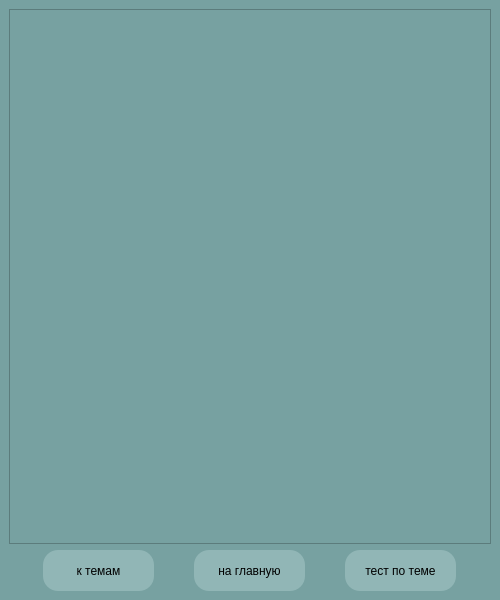
Above: theory.ui from xiaoticc/maths_project before the change. Below: the same form after it.
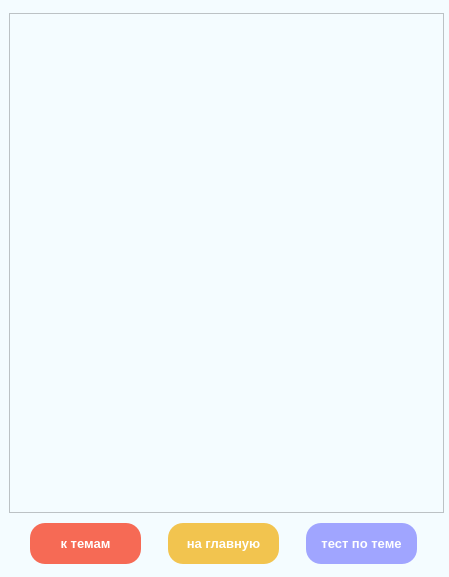
That is the form after the change.

Patch:
```diff
--- a/theory.ui
+++ b/theory.ui
@@ -9,8 +9,8 @@
    <rect>
     <x>0</x>
     <y>0</y>
-    <width>500</width>
-    <height>600</height>
+    <width>449</width>
+    <height>577</height>
    </rect>
   </property>
   <property name="sizePolicy">
@@ -21,26 +21,44 @@
   </property>
   <property name="minimumSize">
    <size>
-    <width>500</width>
-    <height>600</height>
+    <width>449</width>
+    <height>577</height>
    </size>
   </property>
   <property name="maximumSize">
    <size>
-    <width>500</width>
-    <height>600</height>
+    <width>449</width>
+    <height>577</height>
    </size>
   </property>
   <property name="windowTitle">
    <string>MainWindow</string>
   </property>
   <property name="styleSheet">
-   <string notr="true">background-color: rgb(119, 161, 161);</string>
+   <string notr="true">background-color:#f4fcff;</string>
   </property>
   <widget class="QWidget" name="centralwidget">
    <layout class="QVBoxLayout" name="verticalLayout_2">
     <item>
      <widget class="QScrollArea" name="scrollArea">
+      <property name="sizePolicy">
+       <sizepolicy hsizetype="Maximum" vsizetype="Maximum">
+        <horstretch>0</horstretch>
+        <verstretch>0</verstretch>
+       </sizepolicy>
+      </property>
+      <property name="minimumSize">
+       <size>
+        <width>435</width>
+        <height>500</height>
+       </size>
+      </property>
+      <property name="maximumSize">
+       <size>
+        <width>435</width>
+        <height>500</height>
+       </size>
+      </property>
       <property name="widgetResizable">
        <bool>true</bool>
       </property>
@@ -49,8 +67,8 @@
         <rect>
          <x>0</x>
          <y>0</y>
-         <width>480</width>
-         <height>531</height>
+         <width>433</width>
+         <height>498</height>
         </rect>
        </property>
       </widget>
@@ -87,11 +105,20 @@
           <height>41</height>
          </size>
         </property>
+        <property name="font">
+         <font>
+          <family>Segoe UI</family>
+          <pointsize>10</pointsize>
+          <weight>75</weight>
+          <bold>true</bold>
+         </font>
+        </property>
         <property name="styleSheet">
          <string notr="true">QPushButton {
-	background-color: rgb(145, 182, 182);
+	background-color:#f66a55;
 	border-width: 2px;
 	border-radius: 15px;
+    color: white
 }
 
 QPushbutton:pressed {
@@ -124,11 +151,20 @@
           <height>41</height>
          </size>
         </property>
+        <property name="font">
+         <font>
+          <family>Segoe UI</family>
+          <pointsize>10</pointsize>
+          <weight>75</weight>
+          <bold>true</bold>
+         </font>
+        </property>
         <property name="styleSheet">
          <string notr="true">QPushButton {
-	background-color: rgb(145, 182, 182);
+	background-color:#f2c44f;
 	border-width: 2px;
 	border-radius: 15px;
+    color: white
 }
 
 QPushbutton:pressed {
@@ -155,11 +191,20 @@
           <height>41</height>
          </size>
         </property>
+        <property name="font">
+         <font>
+          <family>Segoe UI</family>
+          <pointsize>10</pointsize>
+          <weight>75</weight>
+          <bold>true</bold>
+         </font>
+        </property>
         <property name="styleSheet">
          <string notr="true">QPushButton {
-	background-color: rgb(145, 182, 182);
+	background-color:#a0a5ff;
 	border-width: 2px;
 	border-radius: 15px;
+    color: white
 }
 
 QPushbutton:pressed {
```
